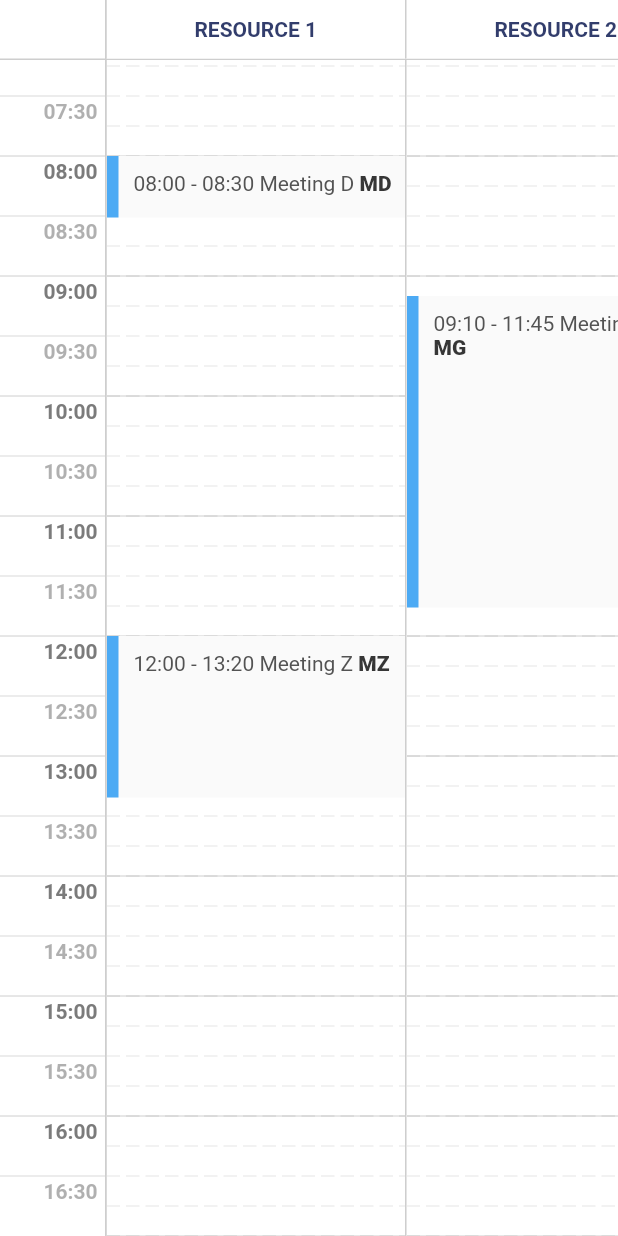
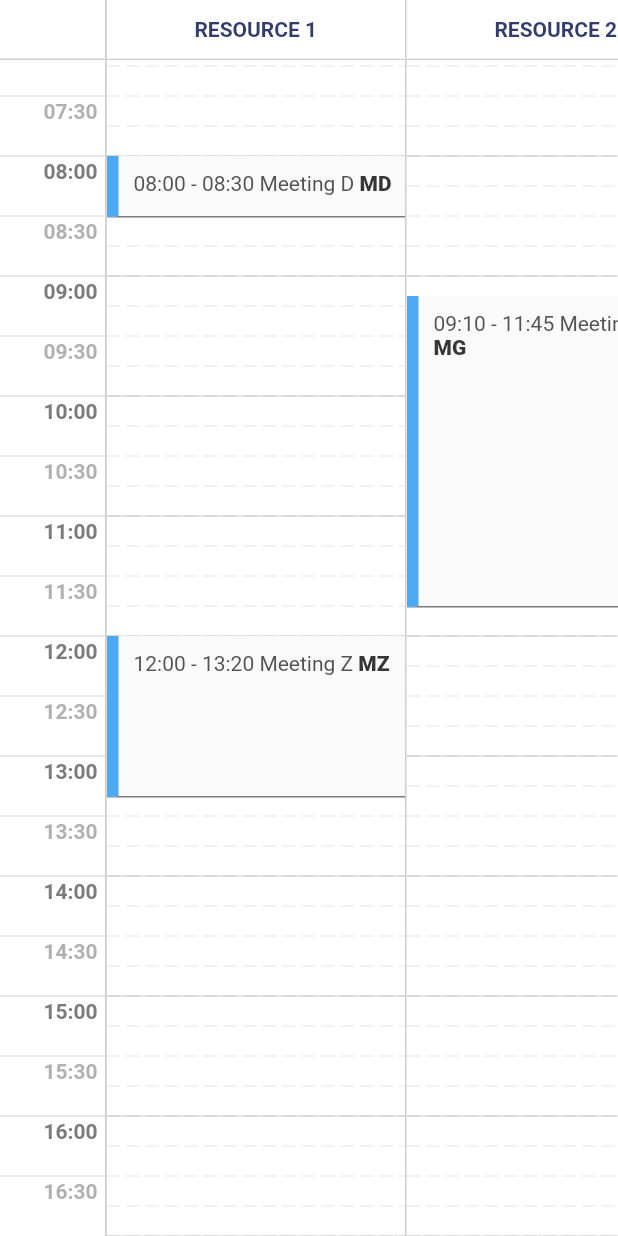
Before and after one commit to iliyass-zamouri/flutter_agenda, a Flutter app: the screen it shows after launch, scrolled down 576 dp, on a phone screen of 412 x 824 dp. Run offline on Flutter 3.47's test engine with Material 2 defaults, Android fonts, the phone set to English and light mode, and no system bars.

Commit message:
Add a bottom border to the event

```diff
--- a/lib/src/views/event_view.dart
+++ b/lib/src/views/event_view.dart
@@ -29,9 +29,11 @@ class EventView extends StatelessWidget {
               (BoxDecoration(
                   color: Color(0xFFFAFAFA),
                   border: Border(
-                      left: BorderSide(
-                          color: event.backgroundColor,
-                          width: agendaStyle.eventBorderWidth)))),
+                    left: BorderSide(
+                        color: event.backgroundColor,
+                        width: agendaStyle.eventBorderWidth),
+                    bottom: BorderSide(color: Color(0xFF7B7B7B)),
+                  ))),
           // margin: event.start.hour == event.end.hour
           //     ? event.end.minute - event.start.minute <= 30
           //         ? EdgeInsets.zero
--- a/pubspec.yaml
+++ b/pubspec.yaml
@@ -1,6 +1,6 @@
 name: flutter_agenda
 description: Agenda Widget Package for Flutter
-version: 1.0.5
+version: 1.0.6
 homepage: https://github.com/iliyass-zamouri/flutter_agenda
 
 environment:
```
Also changed, not shown: example/pubspec.lock, 2 other files.
